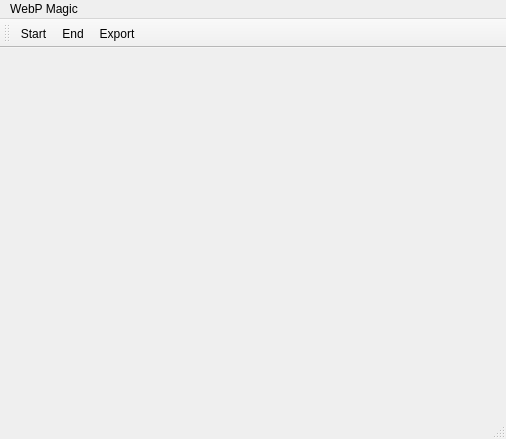
drnol/webp-magic, file mainwindow.ui: the form before one commit.
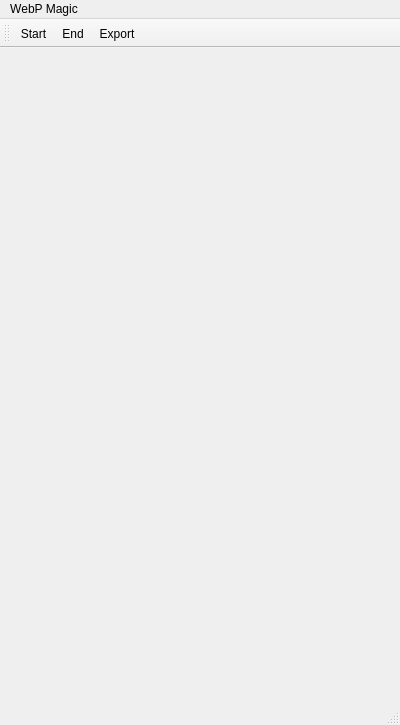
The form after the commit.

Commit message: always on top

```diff
--- a/mainwindow.ui
+++ b/mainwindow.ui
@@ -6,8 +6,8 @@
    <rect>
     <x>0</x>
     <y>0</y>
-    <width>506</width>
-    <height>439</height>
+    <width>400</width>
+    <height>725</height>
    </rect>
   </property>
   <property name="windowTitle">
@@ -22,7 +22,7 @@
     <rect>
      <x>0</x>
      <y>0</y>
-     <width>506</width>
+     <width>400</width>
      <height>25</height>
     </rect>
    </property>
```
The commit also changes 1 other file.
